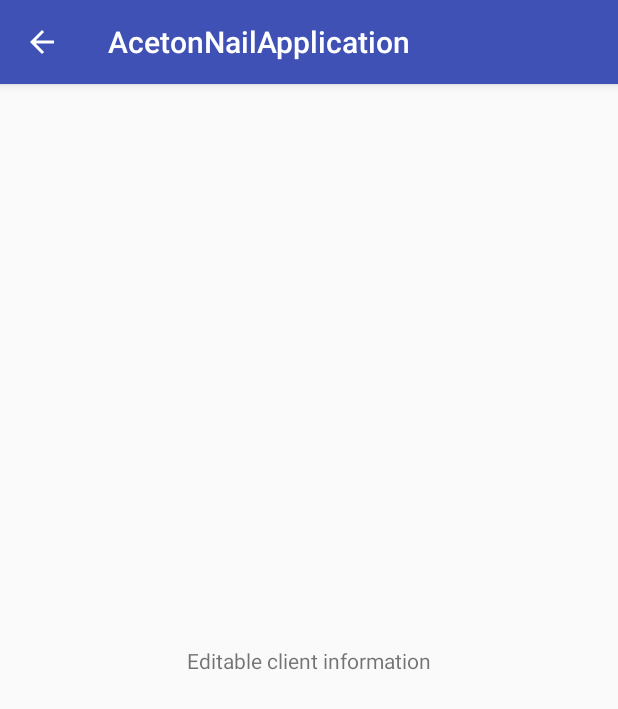
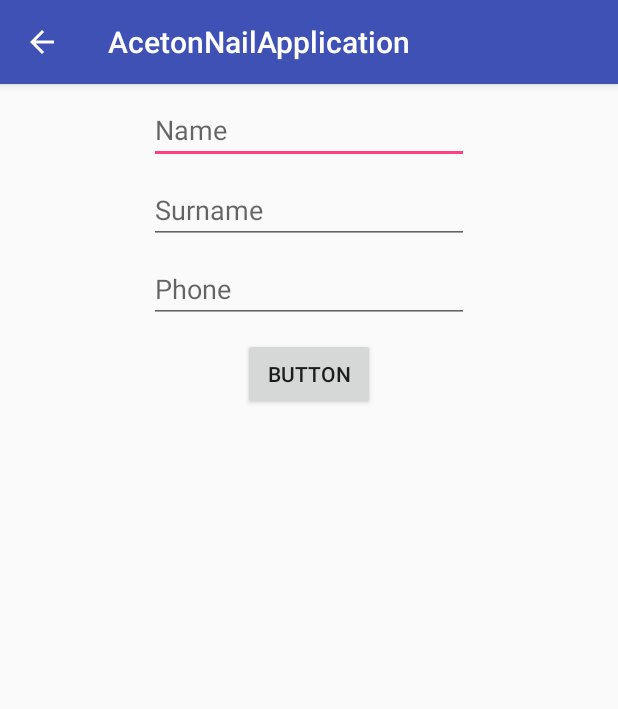
Before and after one commit to zore3xAD/AcetonNailApplication, an Android app: the screen it shows after launch (EditClientInformationActivity), after a tap on an icon or button, on a phone screen of 412 x 824 dp. Shown: the top 709 px of the screen. Run offline under Robolectric (Android 15) with nearby library versions, the phone set to English and light mode, and no system bars.

Commit message:
Добавлена возможность добавления нового клиента в базу данных. Добавлено отображение всех клиентов

```diff
--- a/app/build.gradle
+++ b/app/build.gradle
@@ -24,4 +24,5 @@ dependencies {
     compile 'com.android.support:appcompat-v7:25.3.1'
     compile 'com.android.support:design:25.3.1'
     compile 'com.android.support.constraint:constraint-layout:1.0.0-alpha7'
+    compile 'com.android.support:cardview-v7:25.3.1'
 }
--- a/app/src/main/java/com/android/zore3x/acetonnailapplication/clients/ClientLab.java
+++ b/app/src/main/java/com/android/zore3x/acetonnailapplication/clients/ClientLab.java
@@ -29,7 +29,7 @@ public class ClientLab {
         mDatabase = new BaseHelper(mContext).getWritableDatabase();
     }
 
-    public ClientLab get(Context context) {
+    public static ClientLab get(Context context) {
         if(sClientLab == null) {
             sClientLab = new ClientLab(context);
         }
--- a/app/src/main/java/com/android/zore3x/acetonnailapplication/clients/ClientsListFragment.java
+++ b/app/src/main/java/com/android/zore3x/acetonnailapplication/clients/ClientsListFragment.java
@@ -3,12 +3,17 @@ package com.android.zore3x.acetonnailapplication.clients;
 import android.os.Bundle;
 import android.support.annotation.Nullable;
 import android.support.v4.app.Fragment;
+import android.support.v7.widget.LinearLayoutManager;
+import android.support.v7.widget.RecyclerView;
 import android.util.Log;
 import android.view.LayoutInflater;
 import android.view.View;
 import android.view.ViewGroup;
+import android.widget.TextView;
 
 import com.android.zore3x.acetonnailapplication.R;
+
+import java.util.List;
 
 /**
  * Created by DobrogorskiyAA on 27.11.2017.
@@ -19,6 +24,10 @@ public class ClientsListFragment extends Fragment {
     public static final String ID = "ClientListFragment";
 
     private static final String TAG = "ClientsListFragment";
+
+    private RecyclerView mRecyclerViewClientList;
+
+    private ClientAdapter mAdapter;
 
     public static ClientsListFragment newInstance() {
 
@@ -35,8 +44,79 @@ public class ClientsListFragment extends Fragment {
     public View onCreateView(LayoutInflater inflater, @Nullable ViewGroup container, @Nullable Bundle savedInstanceState) {
         Log.i(TAG, "All client list fragment");
 
-        View v = inflater.inflate(R.layout.fragment_clients_list, container, false);
+        View v = inflater.inflate(R.layout.fragment_recycler_view_list, container, false);
+        mRecyclerViewClientList = (RecyclerView)v.findViewById(R.id.recyclerView_client_list);
+        mRecyclerViewClientList.setLayoutManager(new LinearLayoutManager(getActivity()));
+
+        updateUI();
 
         return v;
     }
+
+    private class ClientHolder extends RecyclerView.ViewHolder {
+
+        private TextView mTextViewItemClientPersonal;
+        private TextView mTextViewItemClientPhone;
+
+        private Client mClient;
+
+        public ClientHolder(View itemView) {
+            super(itemView);
+
+            mTextViewItemClientPersonal = (TextView)itemView.findViewById(R.id.textView_list_item_client_personal);
+            mTextViewItemClientPhone = (TextView)itemView.findViewById(R.id.textView_list_item_client_phone);
+        }
+
+        private void bindClient(Client client) {
+            mClient = client;
+
+            mTextViewItemClientPersonal.setText(mClient.getPersonal());
+            mTextViewItemClientPhone.setText(mClient.getPhone());
+        }
+    }
+
+    private class ClientAdapter extends RecyclerView.Adapter<ClientHolder> {
+
+        private List<Client> mClients;
+
+        public ClientAdapter(List<Client> clients){
+            mClients = clients;
+        }
+
+        @Override
+        public ClientHolder onCreateViewHolder(ViewGroup parent, int viewType) {
+            LayoutInflater inflater = LayoutInflater.from(getActivity());
+            View view = inflater.inflate(R.layout.list_item_client_card, parent, false);
+
+            return new ClientHolder(view);
+        }
+
+        @Override
+        public void onBindViewHolder(ClientHolder holder, int position) {
+            Client client = mClients.get(position);
+            holder.bindClient(client);
+        }
+
+        @Override
+        public int getItemCount() {
+            return mClients.size();
+        }
+
+        public void setClients(List<Client> clients) {
+            mClients = clients;
+        }
+    }
+
+    public void updateUI() {
+        ClientLab clientLab = ClientLab.get(getActivity());
+        List<Client> clients = clientLab.getAll();
+        if(mAdapter == null) {
+            mAdapter = new ClientAdapter(clients);
+            mRecyclerViewClientList.setAdapter(mAdapter);
+        } else {
+            mAdapter.setClients(clients);
+            mAdapter.notifyDataSetChanged();
+        }
+    }
+
 }
--- a/app/src/main/java/com/android/zore3x/acetonnailapplication/clients/EditClientInformationFragment.java
+++ b/app/src/main/java/com/android/zore3x/acetonnailapplication/clients/EditClientInformationFragment.java
@@ -7,6 +7,8 @@ import android.util.Log;
 import android.view.LayoutInflater;
 import android.view.View;
 import android.view.ViewGroup;
+import android.widget.Button;
+import android.widget.EditText;
 
 import com.android.zore3x.acetonnailapplication.R;
 
@@ -17,6 +19,12 @@ import com.android.zore3x.acetonnailapplication.R;
 public class EditClientInformationFragment extends Fragment {
 
     public static final String TAG = "EditClientFragment";
+
+    private EditText mEditTextClientName;
+    private EditText mEditTextClientSurname;
+    private EditText mEditTextClientPhone;
+
+    private Button mButtonConfirm;
 
     public static EditClientInformationFragment newInstance() {
 
@@ -33,6 +41,23 @@ public class EditClientInformationFragment extends Fragment {
         Log.i(TAG, "Create fragment EditClientInformation");
         View v = inflater.inflate(R.layout.fragment_edit_client_information, container, false);
 
+        mEditTextClientName = (EditText)v.findViewById(R.id.editText_editable_client_name);
+        mEditTextClientSurname = (EditText)v.findViewById(R.id.editText_editable_client_surname);
+        mEditTextClientPhone = (EditText)v.findViewById(R.id.editText_editable_client_phone);
+
+        mButtonConfirm = (Button)v.findViewById(R.id.button_editeble_confirm);
+        mButtonConfirm.setOnClickListener(new View.OnClickListener() {
+            @Override
+            public void onClick(View v) {
+                Client client = new Client();
+                client.setName(mEditTextClientName.getText().toString());
+                client.setSurname(mEditTextClientSurname.getText().toString());
+                client.setPhone(mEditTextClientPhone.getText().toString());
+
+                ClientLab.get(getActivity()).add(client);
+            }
+        });
+
         return v;
     }
 }
--- a/app/src/main/java/com/android/zore3x/acetonnailapplication/database/BaseHelper.java
+++ b/app/src/main/java/com/android/zore3x/acetonnailapplication/database/BaseHelper.java
@@ -22,8 +22,8 @@ public class BaseHelper extends SQLiteOpenHelper {
     @Override
     public void onCreate(SQLiteDatabase db) {
 
-        db.execSQL("create table " + ClientTable.NAME + "( "
-                + "_id primary key autoincrement, "
+        db.execSQL("create table " + ClientTable.NAME + "("
+                + " _id integer primary key autoincrement, "
                 + ClientTable.Cols.UUID + ", "
                 + ClientTable.Cols.NAME + ", "
                 + ClientTable.Cols.SURNAME + ", "
--- a/app/src/main/res/layout/fragment_edit_client_information.xml
+++ b/app/src/main/res/layout/fragment_edit_client_information.xml
@@ -6,17 +6,57 @@
                                              android:layout_width="match_parent"
                                              android:layout_height="match_parent">
 
-    <TextView
-        android:id="@+id/textView5"
+    <EditText
+        android:id="@+id/editText_editable_client_name"
         android:layout_width="wrap_content"
         android:layout_height="wrap_content"
-        android:layout_marginBottom="8dp"
         android:layout_marginLeft="8dp"
+        android:layout_marginTop="8dp"
+        android:ems="10"
+        android:hint="Name"
+        android:inputType="textCapSentences|textPersonName"
+        app:layout_constraintLeft_toLeftOf="parent"
+        app:layout_constraintTop_toTopOf="parent"
         android:layout_marginRight="8dp"
+        app:layout_constraintRight_toRightOf="parent"/>
+
+    <EditText
+        android:id="@+id/editText_editable_client_surname"
+        android:layout_width="wrap_content"
+        android:layout_height="wrap_content"
+        android:layout_marginLeft="8dp"
         android:layout_marginTop="8dp"
-        android:text="Editable client information"
-        app:layout_constraintBottom_toBottomOf="parent"
+        android:ems="10"
+        android:hint="Surname"
+        android:inputType="textCapSentences|textPersonName"
         app:layout_constraintLeft_toLeftOf="parent"
-        app:layout_constraintRight_toRightOf="parent"
-        app:layout_constraintTop_toTopOf="parent"/>
+        app:layout_constraintTop_toBottomOf="@+id/editText_editable_client_name"
+        android:layout_marginRight="8dp"
+        app:layout_constraintRight_toRightOf="parent"/>
+
+    <EditText
+        android:id="@+id/editText_editable_client_phone"
+        android:layout_width="wrap_content"
+        android:layout_height="wrap_content"
+        android:layout_marginLeft="8dp"
+        android:layout_marginTop="7dp"
+        android:ems="10"
+        android:hint="Phone"
+        android:inputType="textPersonName|number"
+        app:layout_constraintLeft_toLeftOf="parent"
+        app:layout_constraintTop_toBottomOf="@+id/editText_editable_client_surname"
+        android:layout_marginRight="8dp"
+        app:layout_constraintRight_toRightOf="parent"/>
+
+    <Button
+        android:id="@+id/button_editeble_confirm"
+        android:layout_width="wrap_content"
+        android:layout_height="wrap_content"
+        android:layout_marginTop="10dp"
+        android:text="Button"
+        app:layout_constraintTop_toBottomOf="@+id/editText_editable_client_phone"
+        android:layout_marginLeft="8dp"
+        app:layout_constraintLeft_toLeftOf="parent"
+        android:layout_marginRight="8dp"
+        app:layout_constraintRight_toRightOf="parent"/>
 </android.support.constraint.ConstraintLayout>
```
Also changed, not shown: app/src/main/res/layout/fragment_clients_list.xml (deleted, +0 -22 lines), app/src/main/res/layout/fragment_recycler_view_list.xml (added, +13 -0 lines), app/src/main/res/layout/list_item_client_card.xml (added, +57 -0 lines).
